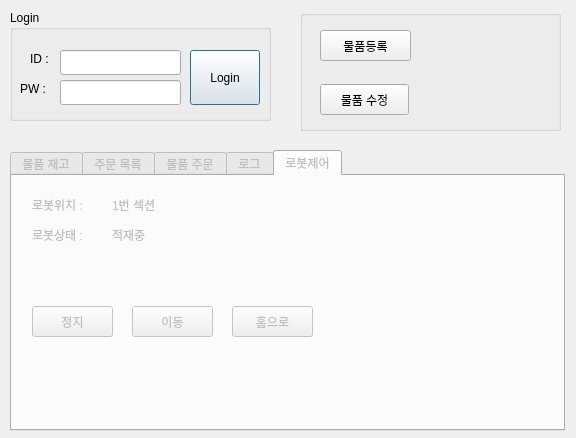
addinedu-ros-8th/iot-repo-5, file gui/pickup_admin.ui: the form before one commit.
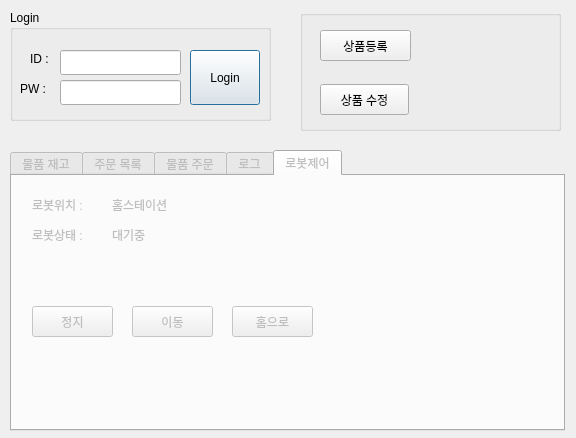
The form after the commit. The open tabs and pages were chosen to show the change.

```diff
--- a/gui/pickup_admin.ui
+++ b/gui/pickup_admin.ui
@@ -423,7 +423,7 @@
       </rect>
      </property>
      <property name="text">
-      <string>1번 섹션</string>
+      <string>홈스테이션</string>
      </property>
     </widget>
     <widget class="QLabel" name="label_4">
@@ -449,7 +449,7 @@
       </rect>
      </property>
      <property name="text">
-      <string>적재중</string>
+      <string>대기중</string>
      </property>
     </widget>
    </widget>
@@ -476,7 +476,7 @@
      </rect>
     </property>
     <property name="text">
-     <string>물품등록</string>
+     <string>상품등록</string>
     </property>
    </widget>
    <widget class="QPushButton" name="btnModifyProduct">
@@ -489,7 +489,7 @@
      </rect>
     </property>
     <property name="text">
-     <string>물품 수정</string>
+     <string>상품 수정</string>
     </property>
    </widget>
   </widget>
```
Left out of the diff: 2 changed lines with no effect on the pictures.
